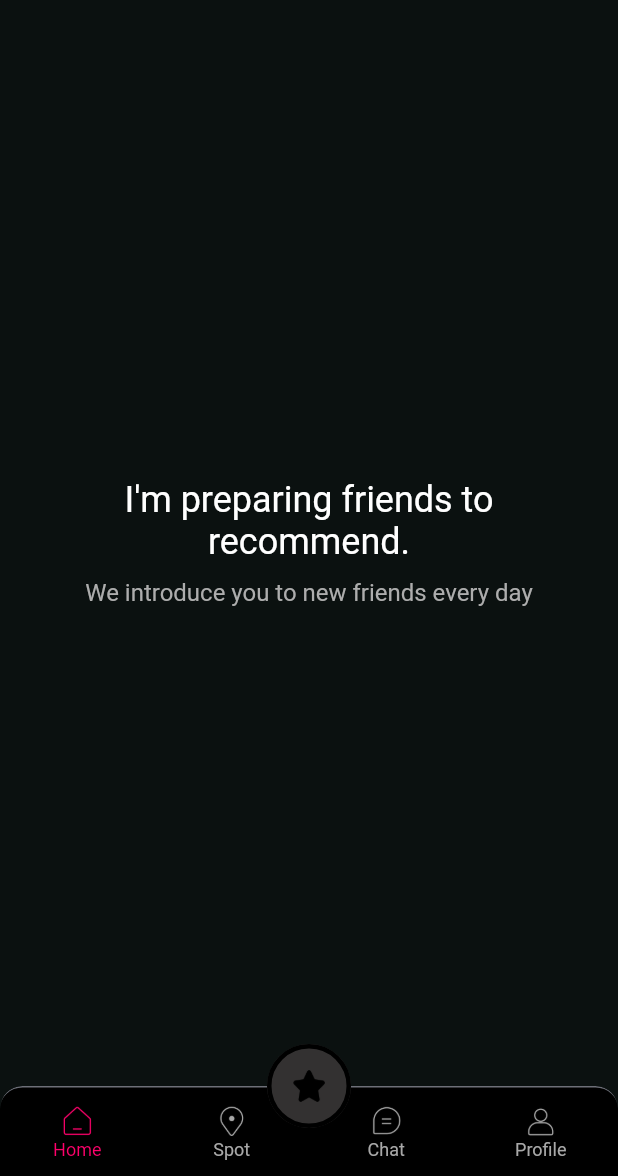
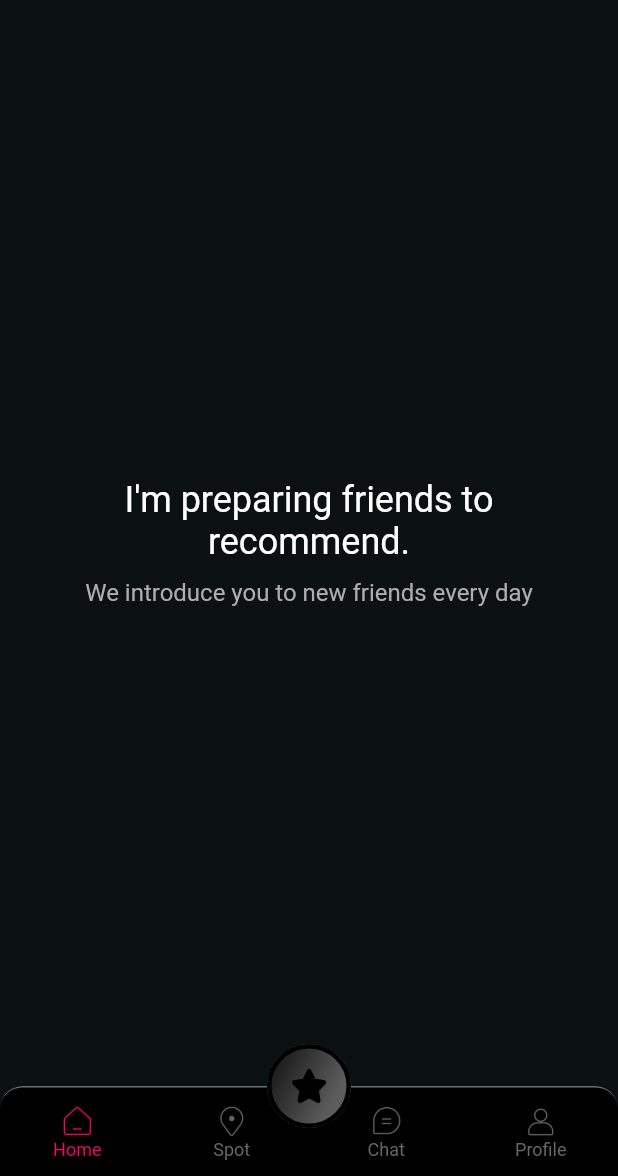
Before and after one commit to Niravoo7/luvit, a Flutter app: the screen it shows after launch, on a phone screen of 412 x 824 dp, the part 60-1236 px from its top. Run offline on Flutter 3.47's test engine with Material 3 defaults, Android fonts, the phone set to English and light mode, and no system bars; our stand-ins replace cached_network_image, carousel_slider, connectivity_plus, dartz, equatable, firebase_core and 4 more; accounts and stored records are empty; Roboto replaces fonts that are missing (Pretendard); statements that could not run were skipped; project files that could hold a hidden picture were left out.

Commit message:
Code refactored

```diff
--- a/lib/core/constants/theme_constants.dart
+++ b/lib/core/constants/theme_constants.dart
@@ -21,7 +21,7 @@ class ThemeColors {
   static const Color clrWhite50 = Color(0xFFEBF2FF);
   static const Color clrWhite100 = Color(0xFFE2E3E7);
   static const Color clrDivider = Color(0xFFD4D3EA);
-  static const Color clrGrey50 = Color(0xFFA8A8A8);
+  static const Color clrGrey50 = Color(0xFF666666);
   static const Color clrGrey100 = Color(0xFFE6E6E6);
   static const Color clrGrey200 = Color(0xFFF9F9F9);
   static const Color clrGrey300 = Color(0xFFF3F3F3);
--- a/lib/feature/dashboard/presentation/pages/dashboard_page.dart
+++ b/lib/feature/dashboard/presentation/pages/dashboard_page.dart
@@ -43,20 +43,38 @@ class DashboardPage extends StatelessWidget {
       floatingActionButtonLocation: FloatingActionButtonLocation.centerDocked,
       floatingActionButton: FloatingActionButton(
         backgroundColor:
-            Get.isDarkMode ? const Color(0xff333131) : ThemeColors.clrGrey50,
+            Get.isDarkMode ? ThemeColors.clrGrey50 : ThemeColors.clrGrey50,
         elevation: 0,
         onPressed: () => debugPrint("Add Button pressed"),
-        shape: RoundedRectangleBorder(
-          side: BorderSide(
+        child: Container(
+          decoration: BoxDecoration(
+            color: ThemeColors.clrGrey50,
+            border: Border.all(
               width: 3,
-            color: Get.isDarkMode ? ThemeColors.clrBlack : ThemeColors.clrWhite,
+              color:
+                  Get.isDarkMode ? ThemeColors.clrBlack : ThemeColors.clrWhite,
             ),
             borderRadius: BorderRadius.circular(100),
+            gradient: LinearGradient(
+              begin: Alignment.topLeft,
+              stops: const [
+                0.1,
+                0.9,
+              ],
+              colors: [
+                Colors.black.withOpacity(.8),
+                Colors.black.withOpacity(.1),
+              ],
             ),
+          ),
+          height: 60,
+          width: 60,
+          padding: const EdgeInsets.all(12),
           child: Image.asset(
             IconConstants.icStar,
             height: 24,
             color: Get.isDarkMode ? ThemeColors.clrBlack : ThemeColors.clrWhite,
+          ),
         ),
       ),
       bottomNavigationBar: Theme(
```
Lines whose indentation alone changed are shown as unchanged.
